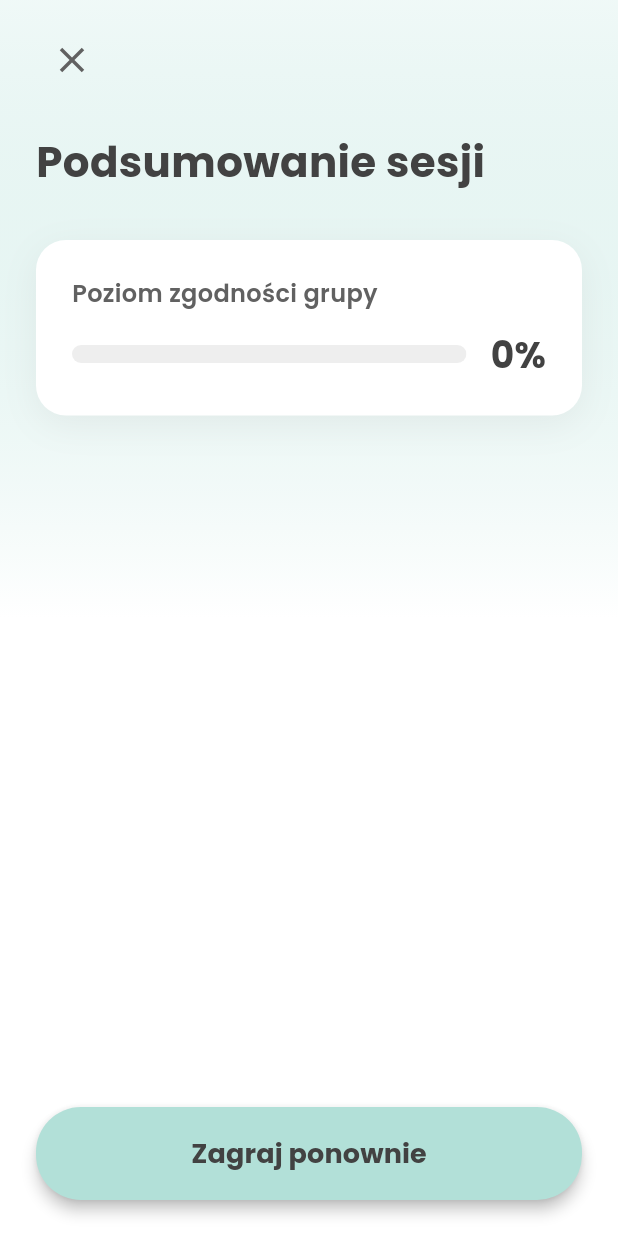
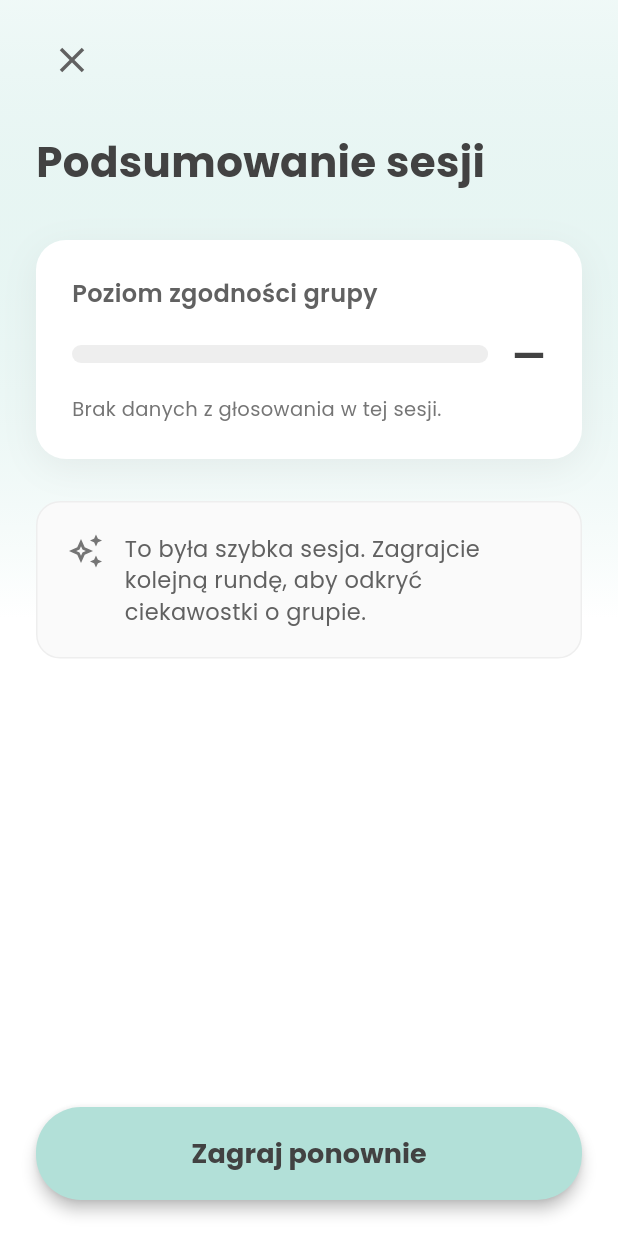
Before and after one commit to JakubPrzesmycki/talk_together, a Flutter app: the SessionSummaryScreen screen opened directly with empty values, on a phone screen of 412 x 824 dp. Run offline on Flutter 3.47's test engine with Material 3 defaults, Android fonts, the phone set to English and light mode, and no system bars; our stand-ins replace google_fonts.

Commit message:
stats cleanup

```diff
--- a/lib/screens/session_summary_screen.dart
+++ b/lib/screens/session_summary_screen.dart
@@ -83,12 +83,17 @@ class SessionSummaryScreen extends StatelessWidget {
     return (maxAvg - minAvg) < 15;
   }
 
+  bool _isExactly(double value, double target, [double epsilon = 0.01]) {
+    return (value - target).abs() < epsilon;
+  }
+
   @override
   Widget build(BuildContext context) {
     final avg = _averageAgreement;
     final mostAgreement = _categoryMostAgreement;
     final mostDifference = _categoryMostDifference;
     final allSimilar = _allCategoriesSimilar;
+    final hasVotes = roundResults.isNotEmpty;
 
     return Scaffold(
       backgroundColor: Colors.white,
@@ -166,7 +171,7 @@ class SessionSummaryScreen extends StatelessWidget {
                             child: ClipRRect(
                               borderRadius: BorderRadius.circular(12),
                               child: LinearProgressIndicator(
-                                value: (avg / 100).clamp(0.0, 1.0),
+                                value: hasVotes ? (avg / 100).clamp(0.0, 1.0) : 0,
                                 minHeight: 12,
                                 backgroundColor: Colors.grey[200],
                                 valueColor: const AlwaysStoppedAnimation<Color>(
@@ -177,7 +182,7 @@ class SessionSummaryScreen extends StatelessWidget {
                           ),
                           const SizedBox(width: 16),
                           Text(
-                            '${avg.round()}%',
+                            hasVotes ? '${avg.round()}%' : '—',
                             style: TextStyle(
                               fontSize: 24,
                               fontWeight: FontWeight.bold,
@@ -186,12 +191,32 @@ class SessionSummaryScreen extends StatelessWidget {
                           ),
                         ],
                       ),
+                      if (!hasVotes) ...[
+                        const SizedBox(height: 10),
+                        Text(
+                          'Brak danych z głosowania w tej sesji.',
+                          style: TextStyle(
+                            fontSize: 13,
+                            color: Colors.grey[600],
+                          ),
+                        ),
+                      ],
                     ],
                   ),
                 ),
                 const SizedBox(height: 28),
-                if (roundResults.isNotEmpty) ...[
-                  if (avg >= 45 && avg <= 55)
+                if (hasVotes) ...[
+                  if (_isExactly(avg, 100))
+                    _buildInfoCard(
+                      'Pełna zgodność! W tej sesji byliście wyjątkowo jednomyślni.',
+                      Icons.emoji_events_outlined,
+                    )
+                  else if (_isExactly(avg, 50))
+                    _buildInfoCard(
+                      'Byliście podzieleni dokładnie po równo.',
+                      Icons.balance,
+                    )
+                  else if (avg >= 45 && avg <= 55)
                     _buildInfoCard(
                       'Byliście podzieleni niemal po równo.',
                       Icons.balance,
@@ -215,7 +240,11 @@ class SessionSummaryScreen extends StatelessWidget {
                         Icons.forum_outlined,
                       ),
                   ],
-                ],
+                ] else
+                  _buildInfoCard(
+                    'To była szybka sesja. Zagrajcie kolejną rundę, aby odkryć ciekawostki o grupie.',
+                    Icons.auto_awesome_outlined,
+                  ),
                 const Spacer(),
                 SizedBox(
                   width: double.infinity,
```
Also changed, not shown: lib/screens/game_settings_screen.dart (+6 -6 lines).
